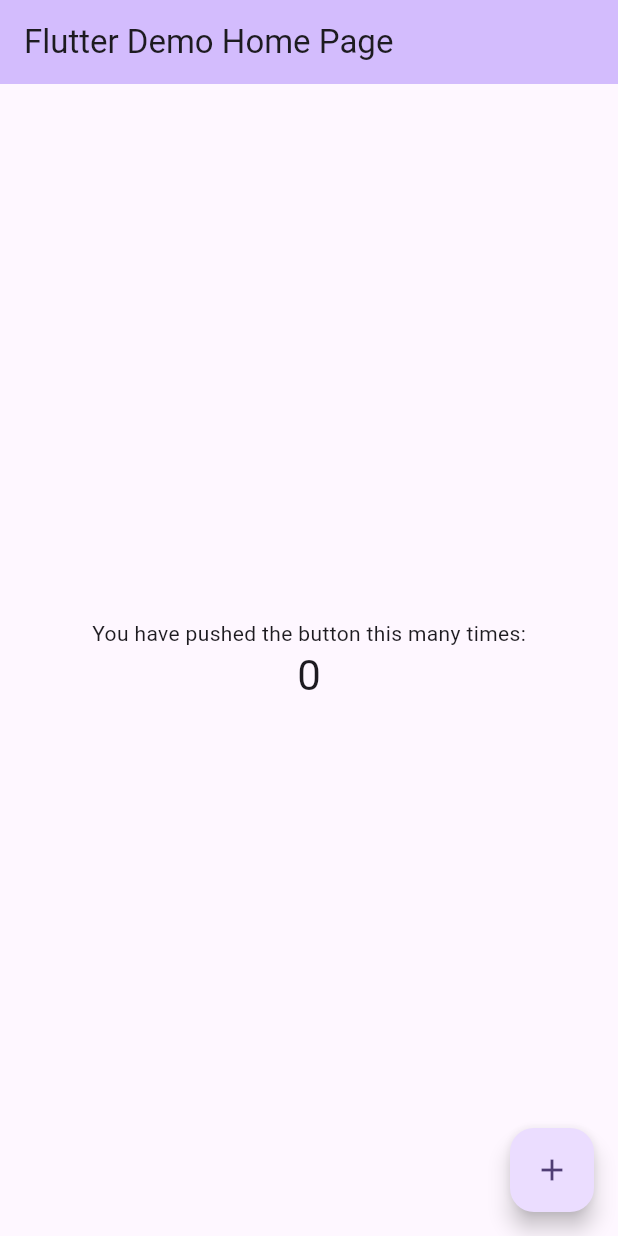
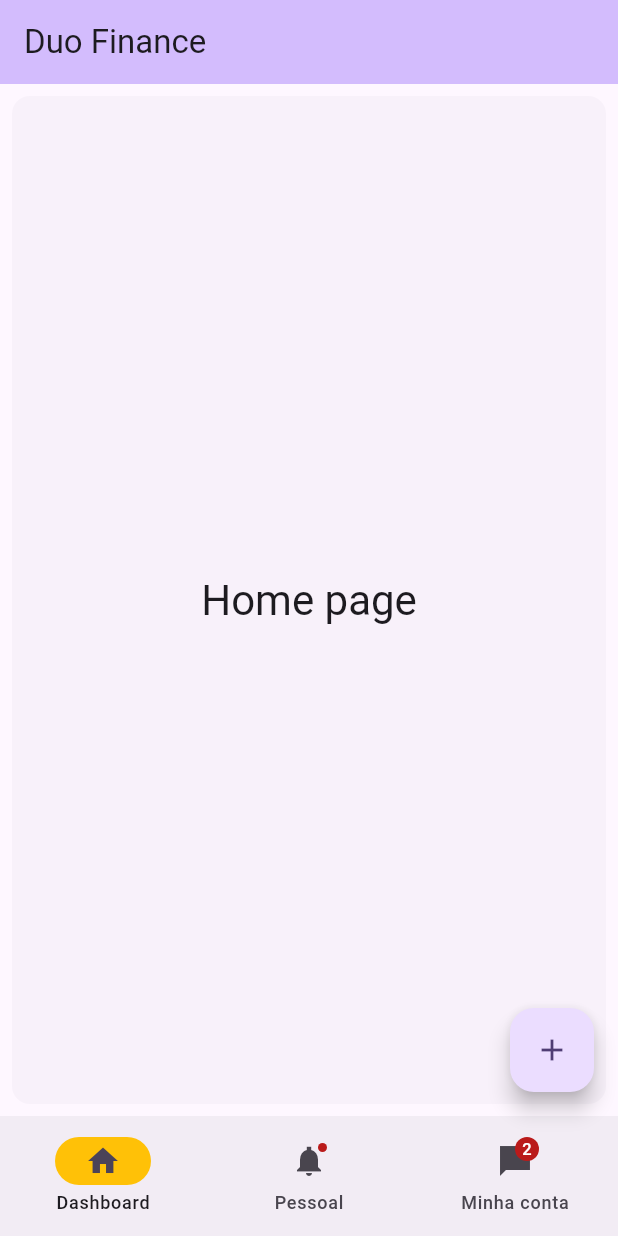
Before and after one commit to M0nicaVaz/duofinance, a Flutter app: the screen it shows after launch, on a phone screen of 412 x 824 dp. Run offline on Flutter 3.47's test engine with Material 3 defaults, Android fonts, the phone set to English and light mode, and no system bars.

Commit message:
feat: project structure

```diff
--- a/lib/main.dart
+++ b/lib/main.dart
@@ -1,3 +1,4 @@
+import 'package:duofinance/pages/home_page.dart';
 import 'package:flutter/material.dart';
 
 void main() {
@@ -15,55 +16,7 @@ class MyApp extends StatelessWidget {
         colorScheme: ColorScheme.fromSeed(seedColor: Colors.deepPurple),
         useMaterial3: true,
       ),
-      home: const MyHomePage(title: 'Flutter Demo Home Page'),
+      home: const HomePage(),
     );
   }
 }
-
-class MyHomePage extends StatefulWidget {
-  const MyHomePage({super.key, required this.title});
-
-  final String title;
-
-  @override
-  State<MyHomePage> createState() => _MyHomePageState();
-}
-
-class _MyHomePageState extends State<MyHomePage> {
-  int _counter = 0;
-
-  void _incrementCounter() {
-    setState(() {
-      _counter++;
-    });
-  }
-
-  @override
-  Widget build(BuildContext context) {
-    return Scaffold(
-      appBar: AppBar(
-        backgroundColor: Theme.of(context).colorScheme.inversePrimary,
-        title: Text(widget.title),
-      ),
-      body: Center(
-        child: Column(
-          mainAxisAlignment: MainAxisAlignment.center,
-          children: <Widget>[
-            const Text(
-              'You have pushed the button this many times:',
-            ),
-            Text(
-              '$_counter',
-              style: Theme.of(context).textTheme.headlineMedium,
-            ),
-          ],
-        ),
-      ),
-      floatingActionButton: FloatingActionButton(
-        onPressed: _incrementCounter,
-        tooltip: 'Increment',
-        child: const Icon(Icons.add),
-      ),
-    );
-  }
-}
--- /dev/null
+++ b/lib/pages/dashboard_page.dart
@@ -0,0 +1,23 @@
+import 'package:flutter/material.dart';
+
+class DashboardPage extends StatelessWidget {
+  const DashboardPage({super.key});
+
+  @override
+  Widget build(BuildContext context) {
+    final ThemeData theme = Theme.of(context);
+
+    return Card(
+      shadowColor: Colors.transparent,
+      margin: const EdgeInsets.all(8.0),
+      child: SizedBox.expand(
+        child: Center(
+          child: Text(
+            'Home page',
+            style: theme.textTheme.headlineMedium,
+          ),
+        ),
+      ),
+    );
+  }
+}
--- /dev/null
+++ b/lib/pages/home_page.dart
@@ -0,0 +1,42 @@
+import 'package:duofinance/pages/dashboard_page.dart';
+import 'package:duofinance/pages/personal_page.dart';
+import 'package:duofinance/pages/settings_page.dart';
+import 'package:duofinance/widgets/bottom_nav_bar.dart';
+import 'package:flutter/material.dart';
+
+class HomePage extends StatefulWidget {
+  const HomePage({super.key});
+
+  @override
+  State<HomePage> createState() => _HomePageState();
+}
+
+class _HomePageState extends State<HomePage> {
+  int currentPageIndex = 0;
+
+  handleDestination(int index) {
+    setState(() {
+      currentPageIndex = index;
+    });
+  }
+
+  @override
+  Widget build(BuildContext context) {
+    return Scaffold(
+      appBar: AppBar(
+        backgroundColor: Theme.of(context).colorScheme.inversePrimary,
+        title: const Text("Duo Finance"),
+      ),
+      bottomNavigationBar: BottomNavBar(
+        currentPageIndex: currentPageIndex,
+        onDestinationSelected: handleDestination,
+      ),
+      body: const DashboardPage(),
+      floatingActionButton: FloatingActionButton(
+        onPressed: () {},
+        tooltip: 'Nova entrada',
+        child: const Icon(Icons.add),
+      ),
+    );
+  }
+}
--- /dev/null
+++ b/lib/widgets/bottom_nav_bar.dart
@@ -0,0 +1,43 @@
+import 'package:flutter/material.dart';
+
+class BottomNavBar extends StatefulWidget {
+  final void Function(int) onDestinationSelected;
+  final int currentPageIndex;
+
+  const BottomNavBar(
+      {required this.onDestinationSelected,
+      required this.currentPageIndex,
+      super.key});
+
+  @override
+  State<BottomNavBar> createState() => _BottomNavBarState();
+}
+
+class _BottomNavBarState extends State<BottomNavBar> {
+  @override
+  Widget build(BuildContext context) {
+    return NavigationBar(
+      onDestinationSelected: widget.onDestinationSelected,
+      indicatorColor: Colors.amber,
+      selectedIndex: widget.currentPageIndex,
+      destinations: const <Widget>[
+        NavigationDestination(
+          selectedIcon: Icon(Icons.home),
+          icon: Icon(Icons.home_outlined),
+          label: 'Dashboard',
+        ),
+        NavigationDestination(
+          icon: Badge(child: Icon(Icons.notifications_sharp)),
+          label: 'Pessoal',
+        ),
+        NavigationDestination(
+          icon: Badge(
+            label: Text('2'),
+            child: Icon(Icons.messenger_sharp),
+          ),
+          label: 'Minha conta',
+        ),
+      ],
+    );
+  }
+}
```
Also changed, not shown: lib/pages/personal_page.dart (added, +30 -0 lines), lib/pages/settings_page.dart (added, +51 -0 lines), lib/widgets/BottomNavBar.dart (deleted, +0 -126 lines).
